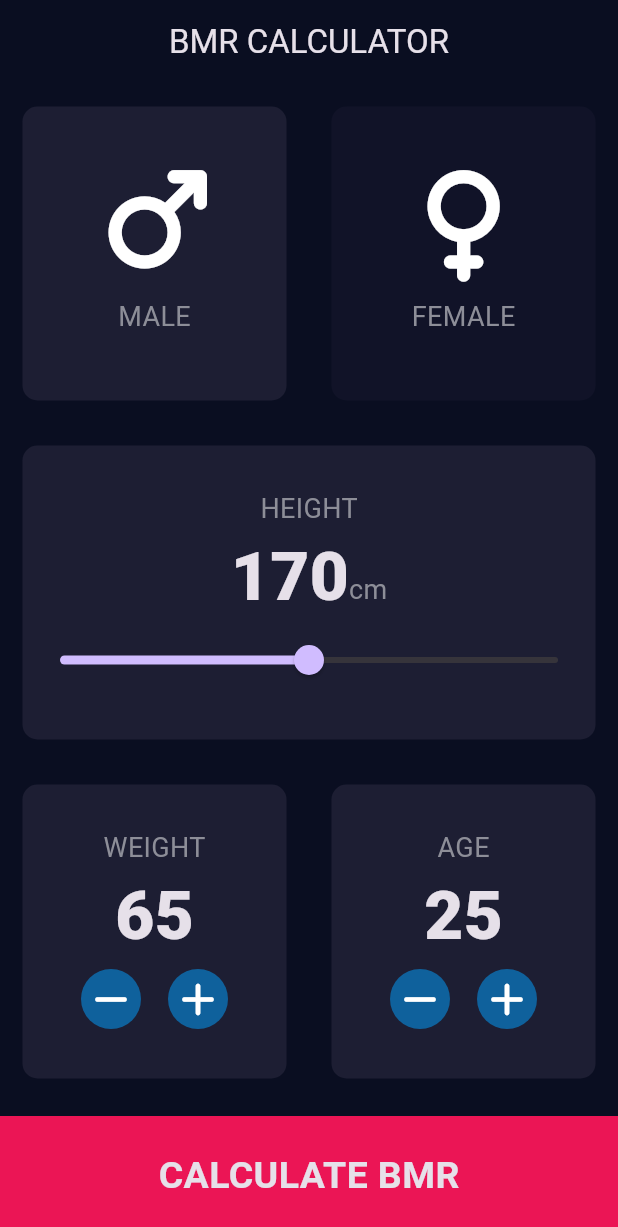
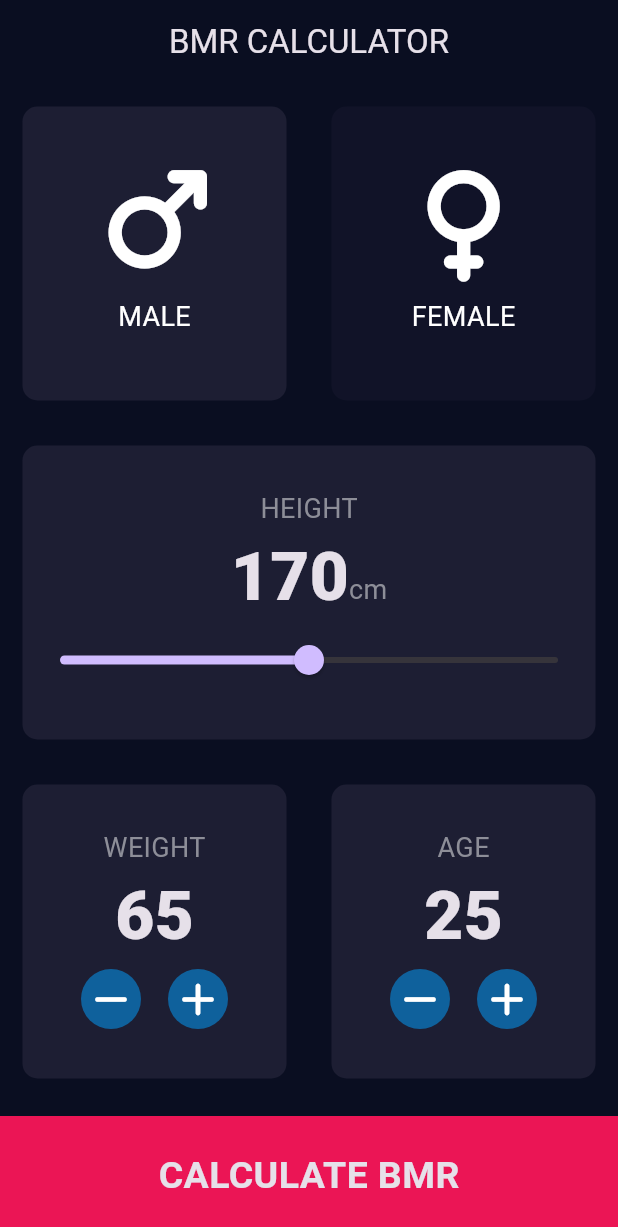
Before and after one commit to nizmanabilashafasusilo-ai/Simpel-Kalkulator-BMR, a Flutter app: the screen it shows after launch, on a phone screen of 412 x 824 dp. Shown: the top 1227 px of the screen. Run offline on Flutter 3.47's test engine with Material 3 defaults, Android fonts, the phone set to English and light mode, and no system bars; our stand-ins replace font_awesome_flutter.

Commit message:
Enhance IconCard with customizable text color
Added textColor property to customize icon and text color.

```diff
--- a/lib/component/icon_card.dart
+++ b/lib/component/icon_card.dart
@@ -1,20 +1,30 @@
-import 'package:bmr/constants.dart';// import constants
-import 'package:flutter/material.dart';// import flutter material
-// icon card widget
+import 'package:bmr/constants.dart'; // import constants
+import 'package:flutter/material.dart'; // import flutter material
+
+// IconCard widget
 class IconCard extends StatelessWidget {
-  IconCard({this.cardIcon, required this.caption});
-
   final IconData? cardIcon;
   final String caption;
+  final Color textColor; // warna teks
+
+  const IconCard({
+    Key? key,
+    required this.cardIcon,
+    required this.caption,
+    this.textColor = Colors.white, // warna default putih
+  }) : super(key: key);
 
   @override
   Widget build(BuildContext context) {
     return Column(
       mainAxisAlignment: MainAxisAlignment.center,
       children: [
-        Icon(cardIcon, size: 70.0),
+        Icon(cardIcon, size: 70.0, color: textColor), // warna ikon ikut teks
         const SizedBox(height: 15.0),
-        Text(caption, style: labelTextStyle),
+        Text(
+          caption,
+          style: labelTextStyle.copyWith(color: textColor), // ubah warna teks
+        ),
       ],
     );
   }
```
